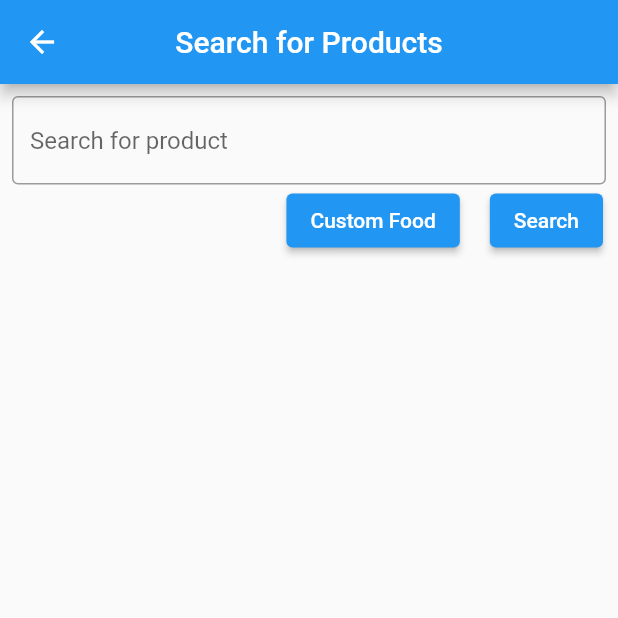
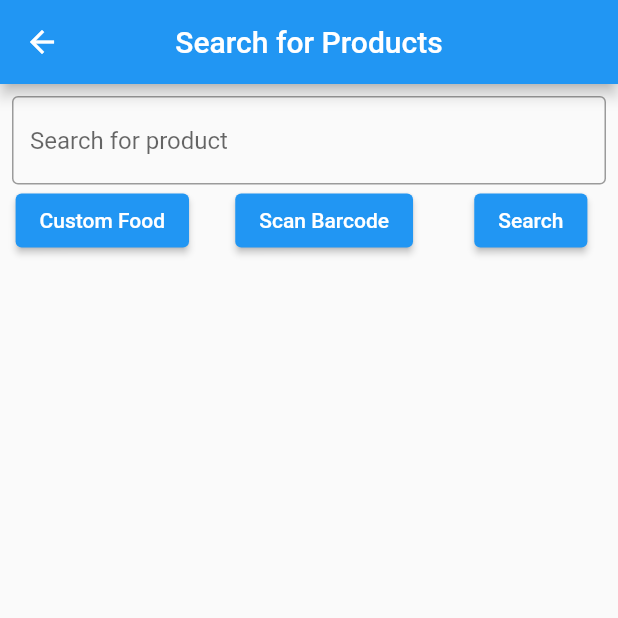
Before and after one commit to jonathan-raines/my-fitness-tracker, a Flutter app: the SearchPage screen opened by its route, on a phone screen of 412 x 824 dp, the top half of it. Run offline on Flutter 3.47's test engine with Material 2 defaults, Android fonts, the phone set to English and light mode, and no system bars; our stand-ins replace cloud_firestore, firebase_auth, firebase_core, font_awesome_flutter; missing offline and left inert: flutter_barcode_scanner, openfoodfacts; accounts and stored records are empty.

Commit message:
added barcode scanner to search page + refactored code into a function

```diff
--- a/lib/screens/product_details.dart
+++ b/lib/screens/product_details.dart
@@ -2,7 +2,7 @@ import 'package:cloud_firestore/cloud_firestore.dart';
 import 'package:flutter/cupertino.dart';
 import 'package:flutter/material.dart';
 import 'package:intl/intl.dart';
-import 'package:my_fitness_tracker/services.dart';
+import 'package:my_fitness_tracker/functions.dart';
 import 'package:openfoodfacts/model/Product.dart';
 import 'package:firebase_auth/firebase_auth.dart';
 
@@ -86,8 +86,6 @@ class _ProductDetailsState extends State<ProductDetails> {
                       textAlign: TextAlign.center,
                     ),
                   ),
-                  // TODO allow user to add food by servings / serving size or by grams
-                  // TODO fix macros totals for fractional servings
                   Expanded(
                     child: Container(
                       padding: EdgeInsets.only(right: 60),
--- a/lib/screens/search_page.dart
+++ b/lib/screens/search_page.dart
@@ -1,5 +1,5 @@
 import 'package:flutter/material.dart';
-import 'package:my_fitness_tracker/services.dart';
+import 'package:my_fitness_tracker/functions.dart';
 import 'package:openfoodfacts/openfoodfacts.dart';
 
 class SearchPage extends StatefulWidget {
@@ -23,7 +23,6 @@ class _SearchPageState extends State<SearchPage> {
       ),
       body: Column(
         children: [
-          // TODO add button for scanning barcode straight from search page
           Padding(
             padding: const EdgeInsets.only(top: 8.0, left: 8.0, right: 8.0),
             child: TextField(
@@ -36,7 +35,7 @@ class _SearchPageState extends State<SearchPage> {
             ),
           ),
           Row(
-            mainAxisAlignment: MainAxisAlignment.end,
+            mainAxisAlignment: MainAxisAlignment.spaceAround,
             children: [
               Container(
                 padding: EdgeInsets.only(right: 10),
@@ -44,6 +43,15 @@ class _SearchPageState extends State<SearchPage> {
                   child: Text('Custom Food'),
                   onPressed: () {
                     Navigator.pushNamed(context, '/custom');
+                  },
+                ),
+              ),
+              Container(
+                padding: EdgeInsets.only(right: 10),
+                child: ElevatedButton(
+                  child: Text('Scan Barcode'),
+                  onPressed: () {
+                    getProductFromBarcode(context);
                   },
                 ),
               ),
```
Also changed, not shown: lib/functions.dart (renamed from lib/services.dart, +34 -2 lines), lib/screens/meal_page.dart (+4 -35 lines), lib/screens/registration_screen.dart (+18 -1 lines).
